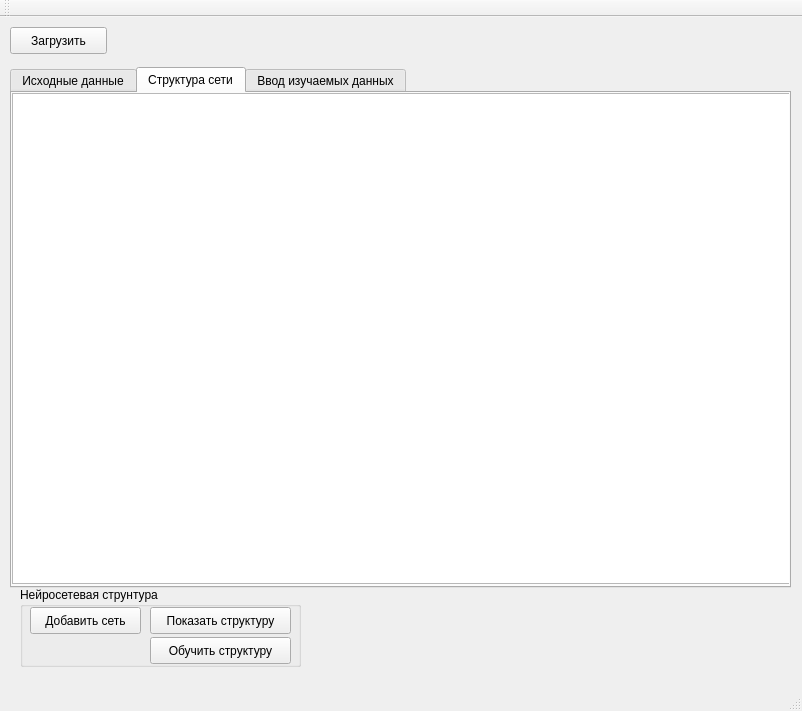
Before: the Qt Designer form mainwindow.ui in dieza13/GMDH1, drawn with Qt 5.
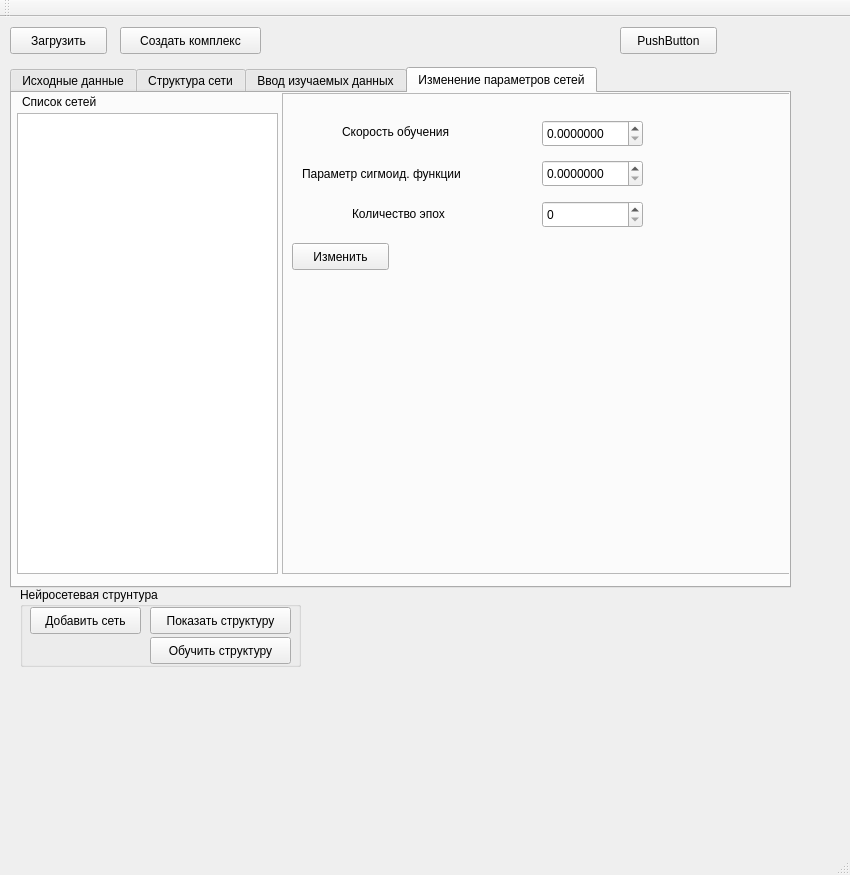
After: the same form once the commit is applied.

Commit message: add velosity, era, alpha changing

The edit to the form file:
```diff
--- a/mainwindow.ui
+++ b/mainwindow.ui
@@ -6,8 +6,8 @@
    <rect>
     <x>0</x>
     <y>0</y>
-    <width>802</width>
-    <height>711</height>
+    <width>850</width>
+    <height>875</height>
    </rect>
   </property>
   <property name="windowTitle">
@@ -37,7 +37,7 @@
      </rect>
     </property>
     <property name="currentIndex">
-     <number>1</number>
+     <number>3</number>
     </property>
     <widget class="QWidget" name="tab">
      <attribute name="title">
@@ -157,6 +157,214 @@
       </property>
      </widget>
     </widget>
+    <widget class="QWidget" name="tab_4">
+     <attribute name="title">
+      <string>Изменение параметров сетей</string>
+     </attribute>
+     <widget class="QFrame" name="frame">
+      <property name="geometry">
+       <rect>
+        <x>270</x>
+        <y>0</y>
+        <width>511</width>
+        <height>481</height>
+       </rect>
+      </property>
+      <property name="frameShape">
+       <enum>QFrame::StyledPanel</enum>
+      </property>
+      <property name="frameShadow">
+       <enum>QFrame::Raised</enum>
+      </property>
+      <widget class="QWidget" name="widget" native="true">
+       <property name="geometry">
+        <rect>
+         <x>10</x>
+         <y>20</y>
+         <width>361</width>
+         <height>41</height>
+        </rect>
+       </property>
+       <widget class="QDoubleSpinBox" name="chgVelosityDSB">
+        <property name="geometry">
+         <rect>
+          <x>250</x>
+          <y>7</y>
+          <width>101</width>
+          <height>27</height>
+         </rect>
+        </property>
+        <property name="decimals">
+         <number>7</number>
+        </property>
+        <property name="minimum">
+         <double>0.000000000000000</double>
+        </property>
+        <property name="singleStep">
+         <double>0.000001000000000</double>
+        </property>
+        <property name="value">
+         <double>0.000000000000000</double>
+        </property>
+       </widget>
+       <widget class="QLabel" name="label_11">
+        <property name="geometry">
+         <rect>
+          <x>50</x>
+          <y>10</y>
+          <width>151</width>
+          <height>17</height>
+         </rect>
+        </property>
+        <property name="text">
+         <string>Скорость обучения</string>
+        </property>
+       </widget>
+      </widget>
+      <widget class="QWidget" name="widget_4" native="true">
+       <property name="geometry">
+        <rect>
+         <x>10</x>
+         <y>100</y>
+         <width>361</width>
+         <height>41</height>
+        </rect>
+       </property>
+       <widget class="QLabel" name="label_12">
+        <property name="geometry">
+         <rect>
+          <x>20</x>
+          <y>30</y>
+          <width>201</width>
+          <height>41</height>
+         </rect>
+        </property>
+        <property name="lineWidth">
+         <number>2</number>
+        </property>
+        <property name="text">
+         <string>Количество эпох обучения</string>
+        </property>
+       </widget>
+       <widget class="QSpinBox" name="chgEraDSB">
+        <property name="geometry">
+         <rect>
+          <x>250</x>
+          <y>8</y>
+          <width>101</width>
+          <height>27</height>
+         </rect>
+        </property>
+        <property name="maximum">
+         <number>1000000</number>
+        </property>
+        <property name="value">
+         <number>0</number>
+        </property>
+       </widget>
+       <widget class="QLabel" name="label_13">
+        <property name="geometry">
+         <rect>
+          <x>60</x>
+          <y>0</y>
+          <width>121</width>
+          <height>41</height>
+         </rect>
+        </property>
+        <property name="lineWidth">
+         <number>2</number>
+        </property>
+        <property name="text">
+         <string>Количество эпох</string>
+        </property>
+       </widget>
+      </widget>
+      <widget class="QPushButton" name="chgNetBTN">
+       <property name="geometry">
+        <rect>
+         <x>10</x>
+         <y>150</y>
+         <width>97</width>
+         <height>27</height>
+        </rect>
+       </property>
+       <property name="text">
+        <string>Изменить</string>
+       </property>
+      </widget>
+      <widget class="QWidget" name="widget_2" native="true">
+       <property name="geometry">
+        <rect>
+         <x>10</x>
+         <y>60</y>
+         <width>361</width>
+         <height>41</height>
+        </rect>
+       </property>
+       <widget class="QDoubleSpinBox" name="chgSigmaPapamDSB">
+        <property name="geometry">
+         <rect>
+          <x>250</x>
+          <y>7</y>
+          <width>101</width>
+          <height>27</height>
+         </rect>
+        </property>
+        <property name="decimals">
+         <number>7</number>
+        </property>
+        <property name="minimum">
+         <double>0.000000000000000</double>
+        </property>
+        <property name="singleStep">
+         <double>0.000001000000000</double>
+        </property>
+        <property name="value">
+         <double>0.000000000000000</double>
+        </property>
+       </widget>
+       <widget class="QLabel" name="label_8">
+        <property name="geometry">
+         <rect>
+          <x>10</x>
+          <y>0</y>
+          <width>201</width>
+          <height>41</height>
+         </rect>
+        </property>
+        <property name="lineWidth">
+         <number>2</number>
+        </property>
+        <property name="text">
+         <string>Параметр сигмоид. функции</string>
+        </property>
+       </widget>
+      </widget>
+     </widget>
+     <widget class="QLabel" name="label_14">
+      <property name="geometry">
+       <rect>
+        <x>10</x>
+        <y>0</y>
+        <width>161</width>
+        <height>17</height>
+       </rect>
+      </property>
+      <property name="text">
+       <string>Список сетей</string>
+      </property>
+     </widget>
+     <widget class="QListWidget" name="chgAllNetsLW">
+      <property name="geometry">
+       <rect>
+        <x>5</x>
+        <y>20</y>
+        <width>261</width>
+        <height>461</height>
+       </rect>
+      </property>
+     </widget>
+    </widget>
    </widget>
    <widget class="QGroupBox" name="groupBox">
     <property name="geometry">
@@ -210,6 +418,32 @@
      </property>
     </widget>
    </widget>
+   <widget class="QPushButton" name="pushButton_3">
+    <property name="geometry">
+     <rect>
+      <x>120</x>
+      <y>10</y>
+      <width>141</width>
+      <height>27</height>
+     </rect>
+    </property>
+    <property name="text">
+     <string>Создать комплекс</string>
+    </property>
+   </widget>
+   <widget class="QPushButton" name="pushButton_7">
+    <property name="geometry">
+     <rect>
+      <x>620</x>
+      <y>10</y>
+      <width>97</width>
+      <height>27</height>
+     </rect>
+    </property>
+    <property name="text">
+     <string>PushButton</string>
+    </property>
+   </widget>
   </widget>
   <widget class="QMenuBar" name="menuBar">
    <property name="geometry">
```
Left out of the diff: 2 changed lines with no effect on the pictures. The commit also changes 23 other files.
